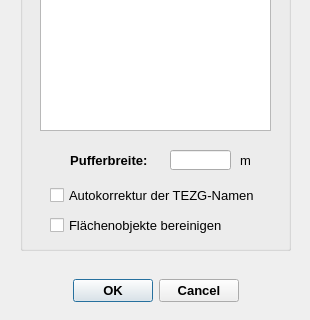
Old version of the form qkan/linkflaechen/res/application_assigntgeb.ui in the repository hoettges/QKan; both pictures show x 0 to 310 and y 200 to 520 of the 310 by 520 pixel window.
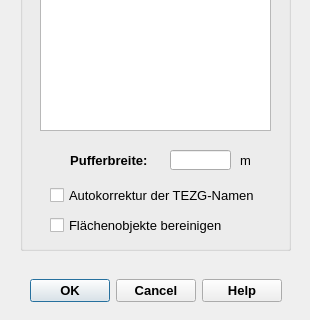
New version of the form.

Patch:
```diff
--- a/qkan/linkflaechen/res/application_assigntgeb.ui
+++ b/qkan/linkflaechen/res/application_assigntgeb.ui
@@ -307,7 +307,7 @@
     <enum>Qt::Horizontal</enum>
    </property>
    <property name="standardButtons">
-    <set>QDialogButtonBox::Cancel|QDialogButtonBox::Ok</set>
+    <set>QDialogButtonBox::Cancel|QDialogButtonBox::Help|QDialogButtonBox::Ok</set>
    </property>
    <property name="centerButtons">
     <bool>true</bool>
```
Left out of the diff: 2 changed lines with no effect on the pictures.
